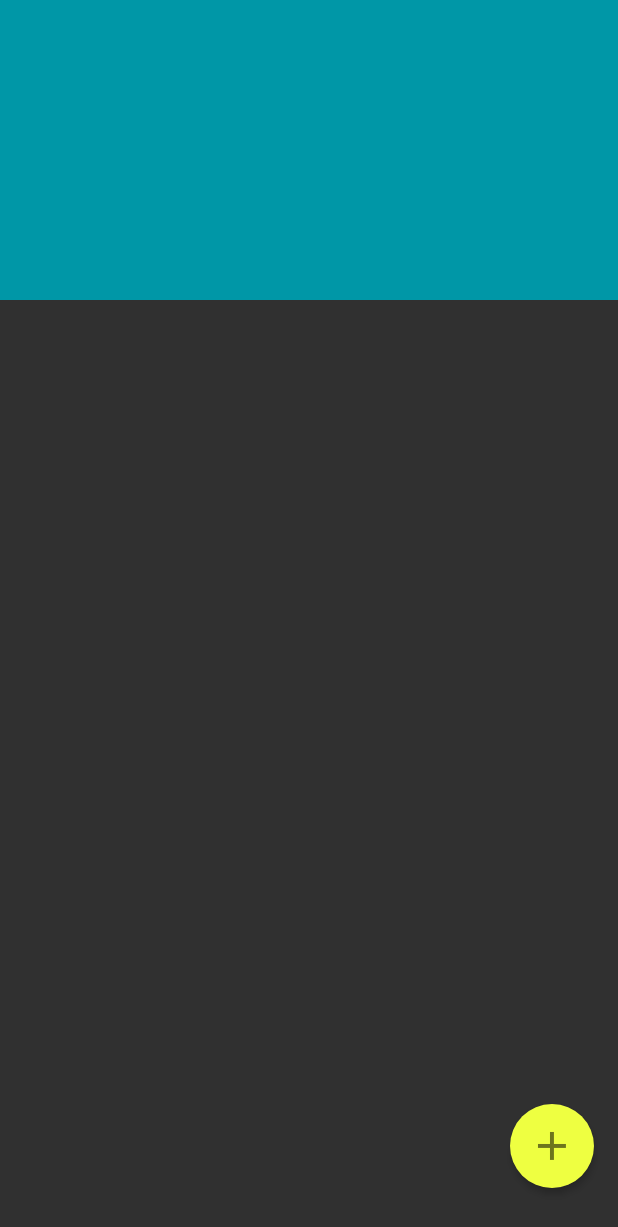
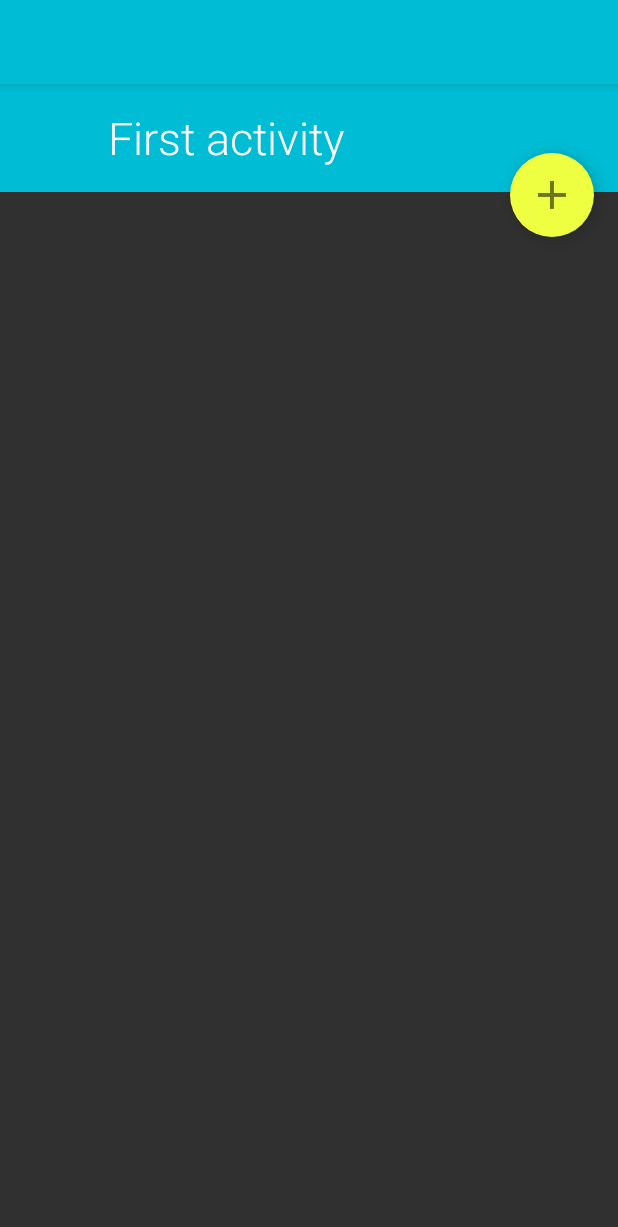
Before and after one commit to saulmm/Android-Material-Examples, an Android app: the screen it shows after launch (MyActivity), on a phone screen of 412 x 824 dp. Shown: the top 1227 px of the screen. Run offline under Robolectric (Android 15) with nearby library versions, the phone set to English and light mode, and no system bars; 1 statement that could not run was skipped.

Commit message:
Moved fab button and redesigned the first activity

```diff
--- a/app/build.gradle
+++ b/app/build.gradle
@@ -21,4 +21,5 @@ android {
 
 dependencies {
     compile fileTree(dir: 'libs', include: ['*.jar'])
+    compile 'com.android.support:support-v4:20.0.0'
 }
--- a/app/src/main/java/com/saulmm/material/MyActivity.java
+++ b/app/src/main/java/com/saulmm/material/MyActivity.java
@@ -3,6 +3,7 @@ package com.saulmm.material;
 import android.app.Activity;
 import android.graphics.Outline;
 import android.os.Bundle;
+import android.view.Menu;
 import android.view.View;
 import android.widget.Toast;
 
--- a/app/src/main/res/layout/activity_my.xml
+++ b/app/src/main/res/layout/activity_my.xml
@@ -3,19 +3,43 @@
     android:layout_width="match_parent"
     android:layout_height="match_parent"
     android:paddingBottom="@dimen/activity_vertical_margin"
+
     tools:context=".MyActivity"
     >
 
-    <View
+    <FrameLayout
         android:id="@+id/holder_view"
         android:layout_width="match_parent"
-        android:layout_height="200dp"
-        android:background="?android:colorPrimaryDark"
+        android:layout_height="72dp"
+        android:background="?android:colorPrimary">
+
+        <TextView
+            android:id="@+id/holder_text"
+            android:layout_width="wrap_content"
+            android:layout_height="wrap_content"
+            android:text="First activity"
+            android:textSize="30sp"
+            android:textColor="?android:colorForeground"
+            android:layout_marginLeft="72dp"
+            android:layout_marginBottom="@dimen/activity_vertical_margin"
+            android:layout_gravity="bottom"
+            android:fontFamily="sans-serif-light"
         />
 
-    <include
+    </FrameLayout>
+
+    <ImageButton
+        xmlns:android="http://schemas.android.com/apk/res/android"
         android:id="@+id/fab_button"
-        layout="@layout/view_fab_button"
-        />
+        android:layout_width="@dimen/fab_size"
+        android:layout_height="@dimen/fab_size"
+        android:layout_marginRight="@dimen/activity_horizontal_margin"
+        android:background="@drawable/ripple_round"
+        android:stateListAnimator="@anim/fab_anim"
+        android:src="@drawable/ic_action_add"
+        android:elevation="5dp"
+        android:layout_below="@+id/holder_view"
+        android:layout_marginTop="-26dp"
+        android:layout_alignParentEnd="true" />
 
 </RelativeLayout>
--- /dev/null
+++ b/app/src/main/res/menu/global.xml
@@ -0,0 +1,6 @@
+<menu xmlns:android="http://schemas.android.com/apk/res/android">
+    <item android:id="@+id/action_settings"
+        android:title="@string/action_settings"
+        android:orderInCategory="100"
+        android:showAsAction="never" />
+</menu>
--- a/app/src/main/res/values-v21/styles.xml
+++ b/app/src/main/res/values-v21/styles.xml
@@ -1,11 +1,11 @@
 <?xml version="1.0" encoding="utf-8"?>
 <resources>
 
-    <style name="AppTheme" parent="android:Theme.Material.NoActionBar">
+    <style name="AppTheme" parent="android:Theme.Material">
 
         <item name="android:colorPrimary">@color/theme_default_primary</item>
         <item name="android:colorPrimaryDark">@color/theme_default_primary_dark</item>
-        <item name="android:statusBarColor">@color/theme_default_primary_dark</item>
+        <item name="android:statusBarColor">@color/theme_default_primary</item>
         <item name="android:colorAccent">@color/accent</item>
 
     </style>
--- a/app/src/main/res/values/dimens.xml
+++ b/app/src/main/res/values/dimens.xml
@@ -1,4 +1,6 @@
+<?xml version="1.0" encoding="utf-8"?>
 <resources>
+
     <!-- Default screen margins, per the Android Design guidelines. -->
     <dimen name="activity_horizontal_margin">16dp</dimen>
     <dimen name="activity_vertical_margin">16dp</dimen>
@@ -7,4 +9,6 @@
     <dimen name="fab_size">56dp</dimen>
     <dimen name="button_elevation">2dp</dimen>
     <dimen name="button_press_elevation">4dp</dimen>
+    <dimen name="navigation_drawer_width">240dp</dimen>
+
 </resources>
--- a/app/src/main/res/values/strings.xml
+++ b/app/src/main/res/values/strings.xml
@@ -2,7 +2,8 @@
 <resources>
 
     <string name="app_name">My Application</string>
-    <string name="hello_world">Hello world!</string>
     <string name="action_settings">Settings</string>
+    <string name="title_activity_my_activity2">MyActivity2</string>
+    <string name="action_example">Example action</string>
 
 </resources>
```
Also changed, not shown: app/src/main/AndroidManifest.xml (+4 -3 lines).
